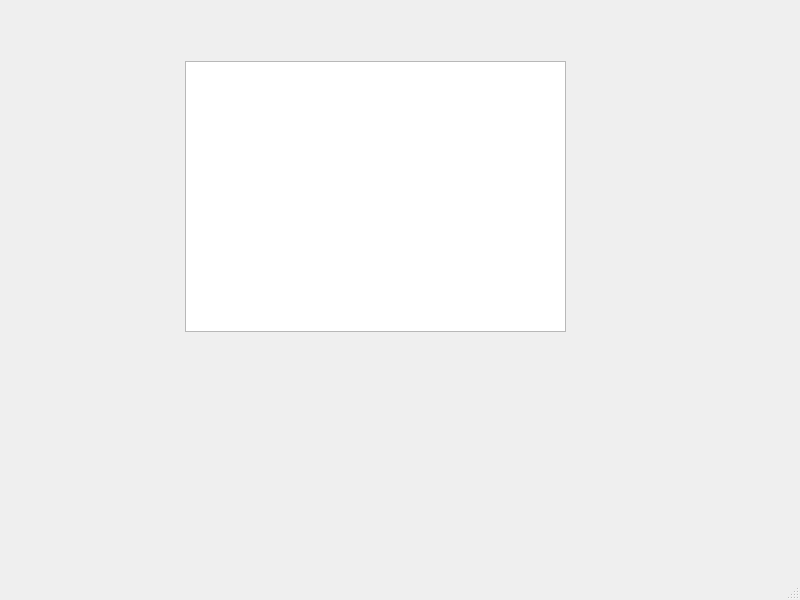
Old version of the form mainwindow.ui in the repository Imarjimenez/Proyecto-final.
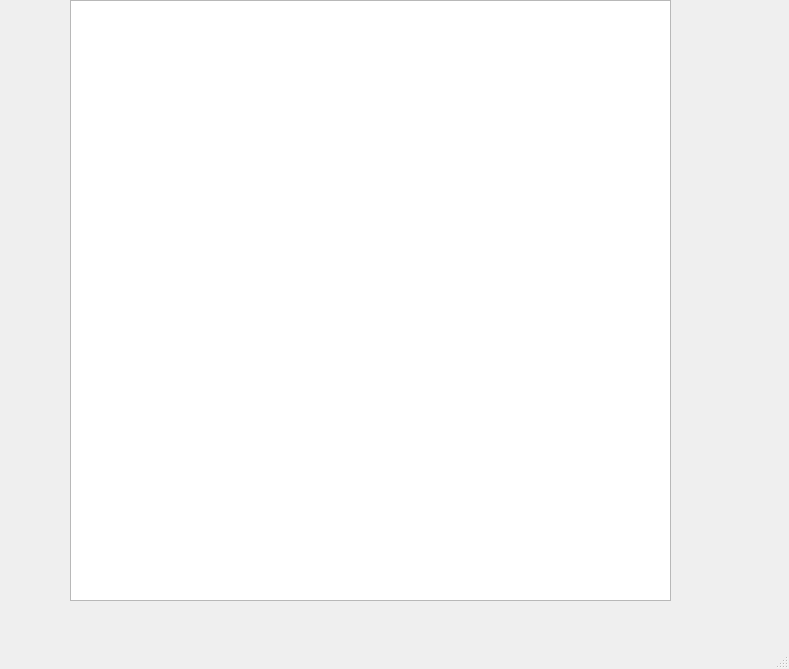
New version of the form.

What changed in the file:
```diff
--- a/mainwindow.ui
+++ b/mainwindow.ui
@@ -6,8 +6,8 @@
    <rect>
     <x>0</x>
     <y>0</y>
-    <width>800</width>
-    <height>600</height>
+    <width>789</width>
+    <height>669</height>
    </rect>
   </property>
   <property name="windowTitle">
@@ -17,10 +17,10 @@
    <widget class="QGraphicsView" name="graphicsView">
     <property name="geometry">
      <rect>
-      <x>185</x>
-      <y>61</y>
-      <width>381</width>
-      <height>271</height>
+      <x>70</x>
+      <y>0</y>
+      <width>601</width>
+      <height>601</height>
      </rect>
     </property>
    </widget>
```
Left out of the diff: 2 changed lines with no effect on the pictures.
